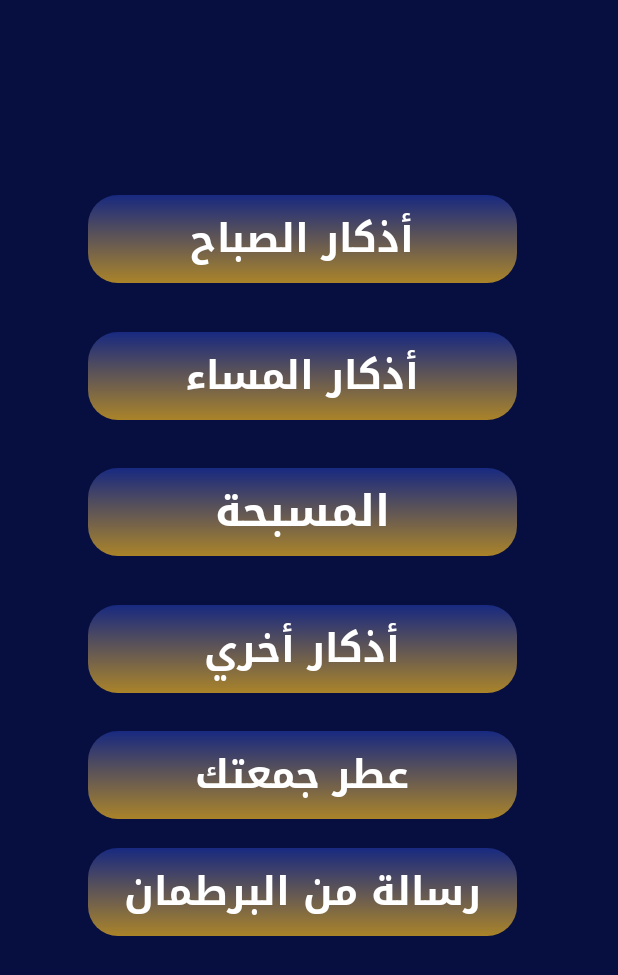
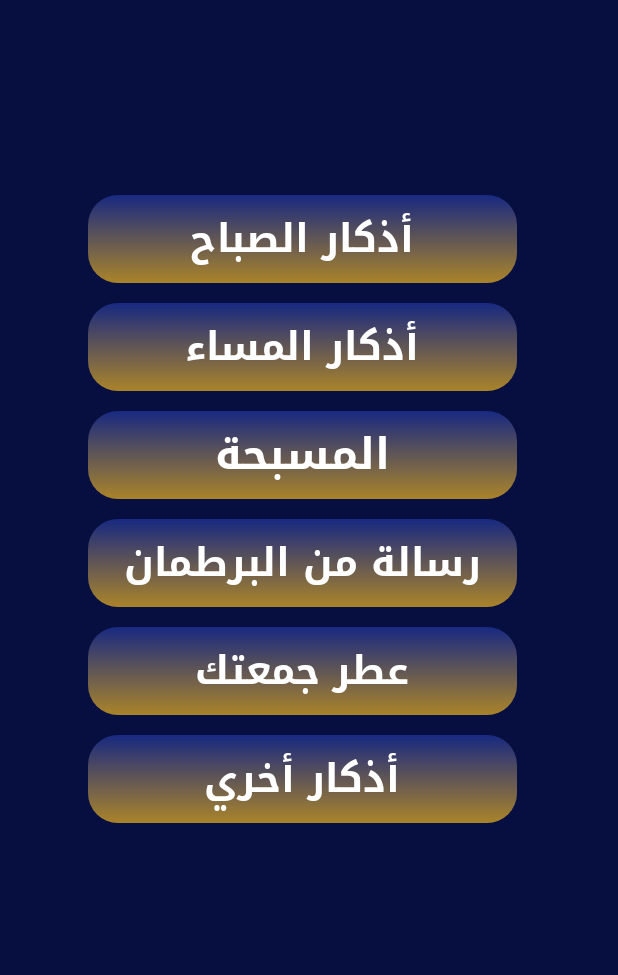
Before and after one commit to eman6904/Azcronie, an Android app: the screen it shows after launch (MainActivity), on a phone screen of 412 x 824 dp. Shown: the top 975 px of the screen. Run offline under Robolectric (Android 15) with nearby library versions, the phone set to English and light mode, and no system bars; our stand-ins replace AdMob, sdp/ssp sizes; 1 statement that could not run was skipped.

Commit message:
edit design

```diff
--- a/app/src/main/res/layout/fragment_choose2.xml
+++ b/app/src/main/res/layout/fragment_choose2.xml
@@ -1,100 +1,108 @@
 <?xml version="1.0" encoding="utf-8"?>
 <RelativeLayout xmlns:android="http://schemas.android.com/apk/res/android"
-    xmlns:app="http://schemas.android.com/apk/res-auto"
     xmlns:tools="http://schemas.android.com/tools"
     android:layout_width="match_parent"
     android:layout_height="match_parent"
     android:orientation="vertical"
     tools:context=".ChooseFragment2">
 
-  <FrameLayout
+    <ScrollView
         android:layout_width="match_parent"
         android:layout_height="match_parent"
         android:layout_gravity="center"
-      android:orientation="vertical"
         android:background="#070F40">
+
+        <LinearLayout
+            android:layout_width="match_parent"
+            android:layout_height="wrap_content"
+            android:orientation="vertical">
+
             <TextView
                 android:id="@+id/ss"
                 android:layout_width="@dimen/_220sdp"
                 android:layout_height="@dimen/_45sdp"
-        android:text="أذكار الصباح"
-        android:gravity="center"
-        android:background="@drawable/chose"
                 android:layout_marginLeft="@dimen/_45sdp"
                 android:layout_marginTop="@dimen/_100sdp"
+                android:background="@drawable/chose"
+                android:fontFamily="@font/bold"
+                android:gravity="center"
+                android:text="أذكار الصباح"
                 android:textColor="@color/white"
-        android:textSize="@dimen/_20sdp"
-        android:fontFamily="@font/bold"/>
+                android:textSize="@dimen/_20sdp" />
+
             <TextView
                 android:id="@+id/mm"
                 android:layout_width="@dimen/_220sdp"
                 android:layout_height="@dimen/_45sdp"
+                android:layout_marginLeft="@dimen/_45sdp"
+                android:layout_marginTop="@dimen/_10sdp"
+                android:background="@drawable/chose"
+                android:fontFamily="@font/bold"
+                android:gravity="center"
                 android:text="أذكار المساء"
-        android:gravity="center"
-        android:background="@drawable/chose"
-        android:layout_marginLeft="@dimen/_45sdp"
-        android:layout_marginTop="@dimen/_170sdp"
                 android:textColor="@color/white"
-        android:textSize="@dimen/_20sdp"
-        android:fontFamily="@font/bold"/>
+                android:textSize="@dimen/_20sdp" />
+
             <TextView
                 android:id="@+id/tt"
                 android:layout_width="@dimen/_220sdp"
                 android:layout_height="@dimen/_45sdp"
+                android:layout_marginLeft="@dimen/_45sdp"
+                android:layout_marginTop="@dimen/_10sdp"
+                android:background="@drawable/chose"
+                android:fontFamily="@font/bold"
                 android:gravity="center"
                 android:text="المسبحة"
-        android:background="@drawable/chose"
-        android:layout_marginLeft="@dimen/_45sdp"
-        android:layout_marginTop="@dimen/_240sdp"
                 android:textColor="@color/white"
-        android:textSize="@dimen/_22sdp"
-        android:fontFamily="@font/bold"/>
+                android:textSize="@dimen/_22sdp" />
+
             <TextView
                 android:id="@+id/kk"
                 android:layout_width="@dimen/_220sdp"
                 android:layout_height="@dimen/_45sdp"
+                android:layout_marginLeft="@dimen/_45sdp"
+                android:layout_marginTop="@dimen/_10sdp"
+                android:background="@drawable/chose"
+                android:fontFamily="@font/bold"
+                android:gravity="center"
                 android:text="رسالة من البرطمان"
-        android:background="@drawable/chose"
-        android:gravity="center"
-        android:layout_marginLeft="@dimen/_45sdp"
-        android:layout_marginTop="@dimen/_435sdp"
                 android:textColor="@color/white"
-        android:textSize="@dimen/_20sdp"
-        android:fontFamily="@font/bold"/>
+                android:textSize="@dimen/_20sdp" />
+
             <TextView
                 android:id="@+id/pp"
                 android:layout_width="@dimen/_220sdp"
                 android:layout_height="@dimen/_45sdp"
+                android:layout_marginLeft="@dimen/_45sdp"
+                android:layout_marginTop="@dimen/_10sdp"
+                android:background="@drawable/chose"
+                android:fontFamily="@font/bold"
+                android:gravity="center"
                 android:text="عطر جمعتك"
-        android:background="@drawable/chose"
-        android:gravity="center"
-        android:layout_marginLeft="@dimen/_45sdp"
-        android:layout_marginTop="@dimen/_375sdp"
                 android:textColor="@color/white"
-        android:textSize="@dimen/_20sdp"
-        android:fontFamily="@font/bold"/>
+                android:textSize="@dimen/_20sdp" />
+
             <TextView
                 android:id="@+id/ww"
                 android:layout_width="@dimen/_220sdp"
                 android:layout_height="@dimen/_45sdp"
+                android:layout_marginLeft="@dimen/_45sdp"
+                android:layout_marginTop="@dimen/_10sdp"
+                android:background="@drawable/chose"
+                android:fontFamily="@font/bold"
+                android:gravity="center"
                 android:text="أذكار أخري"
-        android:background="@drawable/chose"
-        android:gravity="center"
-        android:layout_marginLeft="@dimen/_45sdp"
-        android:layout_marginTop="@dimen/_310sdp"
                 android:textColor="@color/white"
-        android:textSize="@dimen/_20sdp"
-        android:fontFamily="@font/bold"/>
-  </FrameLayout>
+                android:textSize="@dimen/_20sdp" />
+        </LinearLayout>
+    </ScrollView>
     <!-- Banner AdView -->
-    <com.google.android.gms.ads.AdView
-        xmlns:ads= "http://schemas.android.com/apk/res-auto"
-        android:layout_alignParentBottom= "true"
+    <com.google.android.gms.ads.AdView xmlns:ads="http://schemas.android.com/apk/res-auto"
+        android:id="@+id/bannerAdView"
+        android:layout_width="match_parent"
+        android:layout_height="wrap_content"
+        android:layout_alignParentBottom="true"
         android:layout_centerHorizontal="true"
-        ads:adUnitId= "ca-app-pub-1956250024752521/9713943530"
-        android:id= "@+id/bannerAdView"
-        ads:adSize= "SMART_BANNER"
-        android:layout_width= "match_parent"
-        android:layout_height= "wrap_content">
-    </com.google.android.gms.ads.AdView>
+        ads:adSize="SMART_BANNER"
+        ads:adUnitId="ca-app-pub-1956250024752521/9713943530" />
 </RelativeLayout>
```
Also changed, not shown: app/src/main/res/layout/almsrecyclerfragment.xml (+4 -12 lines), app/src/main/res/layout/fragment_end.xml (+51 -53 lines). Lines whose indentation alone changed are shown as unchanged.
